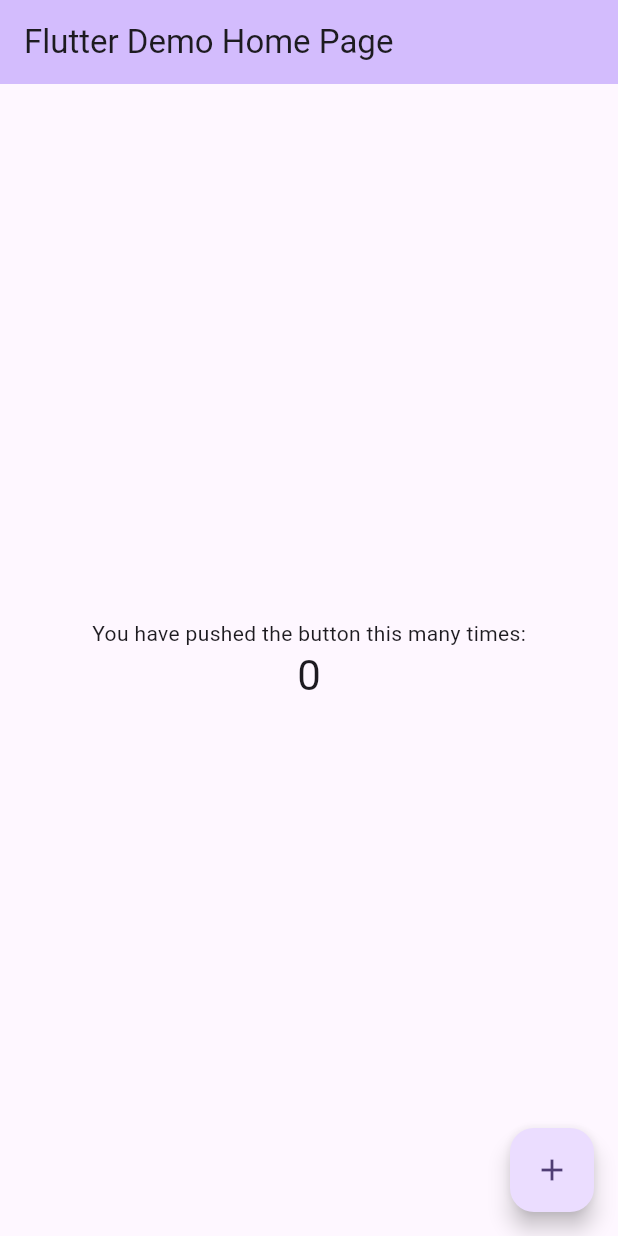
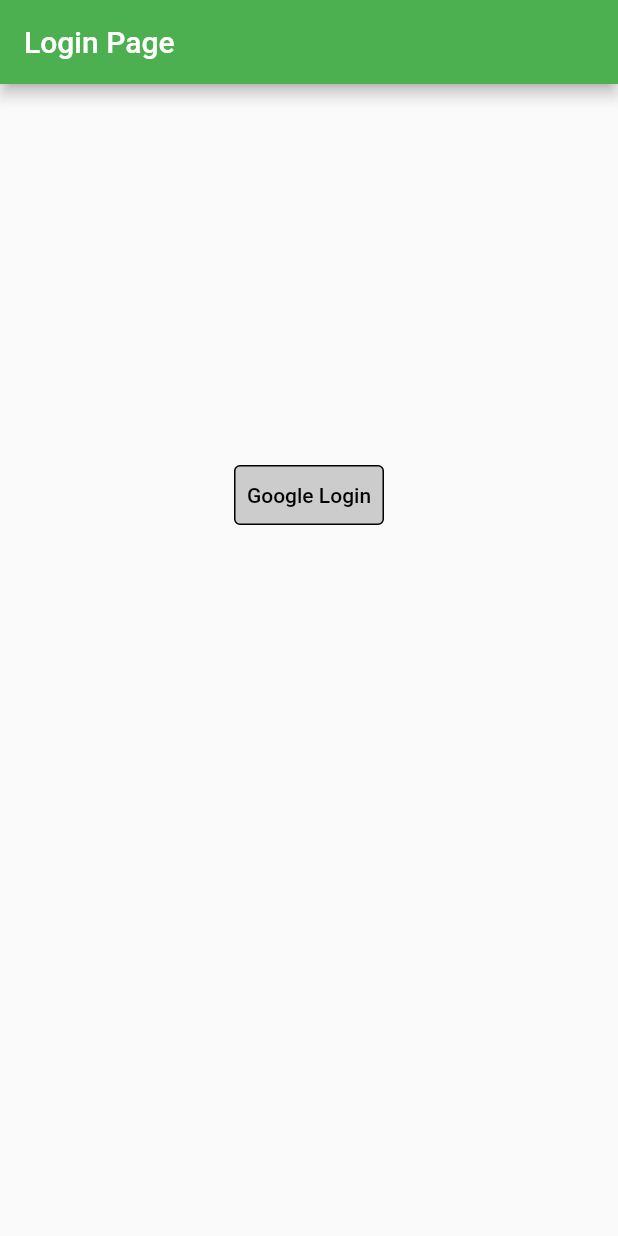
Before and after one commit to SorryKim/2023_capstone, a Flutter app: the screen it shows after launch, on a phone screen of 412 x 824 dp. Run offline on Flutter 3.47's test engine with Material 2 defaults, Android fonts, the phone set to English and light mode, and no system bars; our stand-ins replace firebase_auth, firebase_core, google_sign_in; accounts and stored records are empty.

Commit message:
구글 로그인 구현

```diff
--- a/lib/main.dart
+++ b/lib/main.dart
@@ -1,4 +1,5 @@
 import 'package:flutter/material.dart';
+import 'package:project/src/app.dart';
 
 void main() {
   runApp(const MyApp());
@@ -7,119 +8,15 @@ void main() {
 class MyApp extends StatelessWidget {
   const MyApp({super.key});
 
-  // This widget is the root of your application.
   @override
   Widget build(BuildContext context) {
     return MaterialApp(
-      title: 'Flutter Demo',
+      title: 'MountainDew',
       theme: ThemeData(
-        // This is the theme of your application.
-        //
-        // TRY THIS: Try running your application with "flutter run". You'll see
-        // the application has a blue toolbar. Then, without quitting the app,
-        // try changing the seedColor in the colorScheme below to Colors.green
-        // and then invoke "hot reload" (save your changes or press the "hot
-        // reload" button in a Flutter-supported IDE, or press "r" if you used
-        // the command line to start the app).
-        //
-        // Notice that the counter didn't reset back to zero; the application
-        // state is not lost during the reload. To reset the state, use hot
-        // restart instead.
-        //
-        // This works for code too, not just values: Most code changes can be
-        // tested with just a hot reload.
-        colorScheme: ColorScheme.fromSeed(seedColor: Colors.deepPurple),
-        useMaterial3: true,
+        primarySwatch: Colors.green,
+        visualDensity: VisualDensity.adaptivePlatformDensity,
       ),
-      home: const MyHomePage(title: 'Flutter Demo Home Page'),
+      home: const App(),
     );
   }
 }
-
-class MyHomePage extends StatefulWidget {
-  const MyHomePage({super.key, required this.title});
-
-  // This widget is the home page of your application. It is stateful, meaning
-  // that it has a State object (defined below) that contains fields that affect
-  // how it looks.
-
-  // This class is the configuration for the state. It holds the values (in this
-  // case the title) provided by the parent (in this case the App widget) and
-  // used by the build method of the State. Fields in a Widget subclass are
-  // always marked "final".
-
-  final String title;
-
-  @override
-  State<MyHomePage> createState() => _MyHomePageState();
-}
-
-class _MyHomePageState extends State<MyHomePage> {
-  int _counter = 0;
-
-  void _incrementCounter() {
-    setState(() {
-      // This call to setState tells the Flutter framework that something has
-      // changed in this State, which causes it to rerun the build method below
-      // so that the display can reflect the updated values. If we changed
-      // _counter without calling setState(), then the build method would not be
-      // called again, and so nothing would appear to happen.
-      _counter++;
-    });
-  }
-
-  @override
-  Widget build(BuildContext context) {
-    // This method is rerun every time setState is called, for instance as done
-    // by the _incrementCounter method above.
-    //
-    // The Flutter framework has been optimized to make rerunning build methods
-    // fast, so that you can just rebuild anything that needs updating rather
-    // than having to individually change instances of widgets.
-    return Scaffold(
-      appBar: AppBar(
-        // TRY THIS: Try changing the color here to a specific color (to
-        // Colors.amber, perhaps?) and trigger a hot reload to see the AppBar
-        // change color while the other colors stay the same.
-        backgroundColor: Theme.of(context).colorScheme.inversePrimary,
-        // Here we take the value from the MyHomePage object that was created by
-        // the App.build method, and use it to set our appbar title.
-        title: Text(widget.title),
-      ),
-      body: Center(
-        // Center is a layout widget. It takes a single child and positions it
-        // in the middle of the parent.
-        child: Column(
-          // Column is also a layout widget. It takes a list of children and
-          // arranges them vertically. By default, it sizes itself to fit its
-          // children horizontally, and tries to be as tall as its parent.
-          //
-          // Column has various properties to control how it sizes itself and
-          // how it positions its children. Here we use mainAxisAlignment to
-          // center the children vertically; the main axis here is the vertical
-          // axis because Columns are vertical (the cross axis would be
-          // horizontal).
-          //
-          // TRY THIS: Invoke "debug painting" (choose the "Toggle Debug Paint"
-          // action in the IDE, or press "p" in the console), to see the
-          // wireframe for each widget.
-          mainAxisAlignment: MainAxisAlignment.center,
-          children: <Widget>[
-            const Text(
-              'You have pushed the button this many times:',
-            ),
-            Text(
-              '$_counter',
-              style: Theme.of(context).textTheme.headlineMedium,
-            ),
-          ],
-        ),
-      ),
-      floatingActionButton: FloatingActionButton(
-        onPressed: _incrementCounter,
-        tooltip: 'Increment',
-        child: const Icon(Icons.add),
-      ), // This trailing comma makes auto-formatting nicer for build methods.
-    );
-  }
-}
--- /dev/null
+++ b/lib/screens/home_screen.dart
@@ -0,0 +1,39 @@
+import 'package:firebase_auth/firebase_auth.dart';
+import 'package:flutter/material.dart';
+import 'package:project/screens/login.dart';
+
+class Home extends StatelessWidget {
+  const Home({super.key});
+
+  @override
+  Widget build(BuildContext context) {
+    return Scaffold(
+      body: StreamBuilder(
+          stream: FirebaseAuth.instance.authStateChanges(),
+          builder: (context, snapshot) {
+            if (!snapshot.hasData) {
+              return const LoginWidget();
+            } else {
+              return Center(
+                  child: Column(
+                children: [
+                  const SizedBox(
+                    height: 200,
+                  ),
+                  Text('${snapshot.data!.displayName}님 환영합니다!.'),
+                  TextButton(
+                      style: TextButton.styleFrom(
+                        foregroundColor: Colors.black,
+                        backgroundColor: Colors.grey.withOpacity(0.5),
+                        fixedSize: const Size(100, 40),
+                        side: const BorderSide(width: 1.0),
+                      ),
+                      onPressed: FirebaseAuth.instance.signOut,
+                      child: const Text('Google Logout')),
+                ],
+              ));
+            }
+          }),
+    );
+  }
+}
--- /dev/null
+++ b/lib/screens/login.dart
@@ -0,0 +1,51 @@
+import 'package:firebase_auth/firebase_auth.dart';
+import 'package:flutter/material.dart';
+import 'package:google_sign_in/google_sign_in.dart';
+
+class LoginWidget extends StatelessWidget {
+  const LoginWidget({super.key});
+
+  Future<UserCredential> signInWithGoogle() async {
+    // Trigger the authentication flow
+    final GoogleSignInAccount? googleUser = await GoogleSignIn().signIn();
+
+    // Obtain the auth details from the request
+    final GoogleSignInAuthentication? googleAuth =
+        await googleUser?.authentication;
+
+    // Create a new credential
+    final credential = GoogleAuthProvider.credential(
+      accessToken: googleAuth?.accessToken,
+      idToken: googleAuth?.idToken,
+    );
+
+    // Once signed in, return the UserCredential
+    return await FirebaseAuth.instance.signInWithCredential(credential);
+  }
+
+  @override
+  Widget build(BuildContext context) {
+    return Scaffold(
+      appBar: AppBar(
+        title: const Text('Login Page'),
+      ),
+      body: Center(
+          child: Column(
+        children: [
+          const SizedBox(
+            height: 250,
+          ),
+          TextButton(
+              style: TextButton.styleFrom(
+                foregroundColor: Colors.black,
+                backgroundColor: Colors.grey.withOpacity(0.5),
+                fixedSize: const Size(100, 40),
+                side: const BorderSide(width: 1.0),
+              ),
+              onPressed: signInWithGoogle,
+              child: const Text('Google Login')),
+        ],
+      )),
+    );
+  }
+}
--- /dev/null
+++ b/lib/src/app.dart
@@ -0,0 +1,28 @@
+import 'package:firebase_core/firebase_core.dart';
+import 'package:flutter/material.dart';
+
+import '../screens/home_screen.dart';
+
+class App extends StatelessWidget {
+  const App({super.key});
+
+  @override
+  Widget build(BuildContext context) {
+    return FutureBuilder(
+      future: Firebase.initializeApp(),
+      builder: (context, snapshot) {
+        if (snapshot.hasError) {
+          return const Center(
+            child: Text('Firebase Load Fail!'),
+          );
+        }
+
+        if (snapshot.connectionState == ConnectionState.done) {
+          return const Home();
+        }
+
+        return const CircularProgressIndicator();
+      },
+    );
+  }
+}
--- a/pubspec.yaml
+++ b/pubspec.yaml
@@ -35,6 +35,10 @@ dependencies:
   # The following adds the Cupertino Icons font to your application.
   # Use with the CupertinoIcons class for iOS style icons.
   cupertino_icons: ^1.0.2
+  firebase_core: ^2.9.0
+  cloud_firestore: ^4.5.0
+  firebase_auth: ^4.4.0
+  google_sign_in: ^6.0.2
 
 dev_dependencies:
   flutter_test:
```
Also changed, not shown: lib/firebase_options.dart (added), pubspec.lock, 6 other files.
